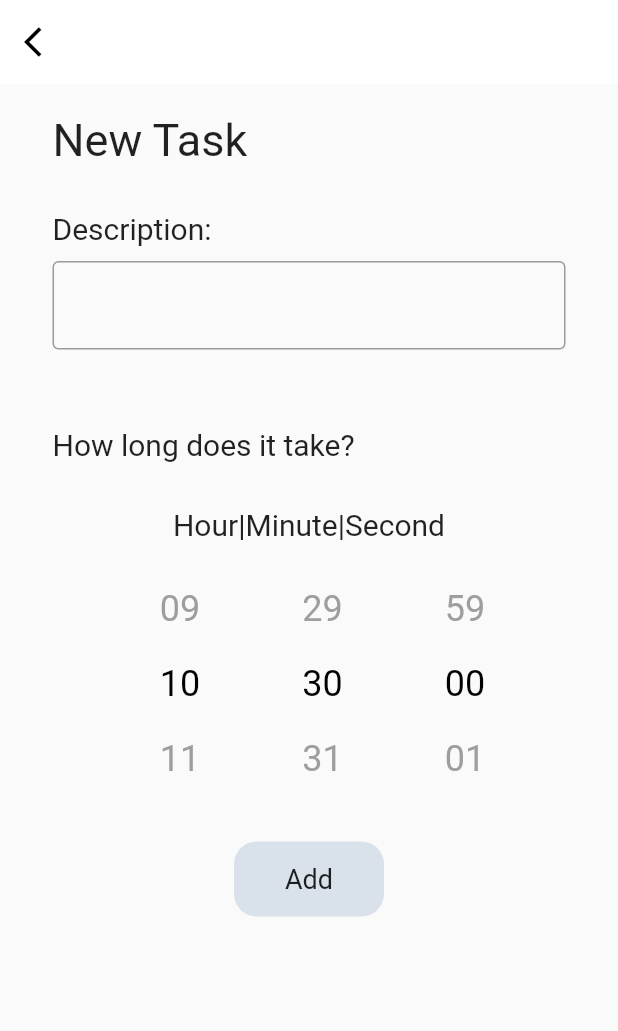
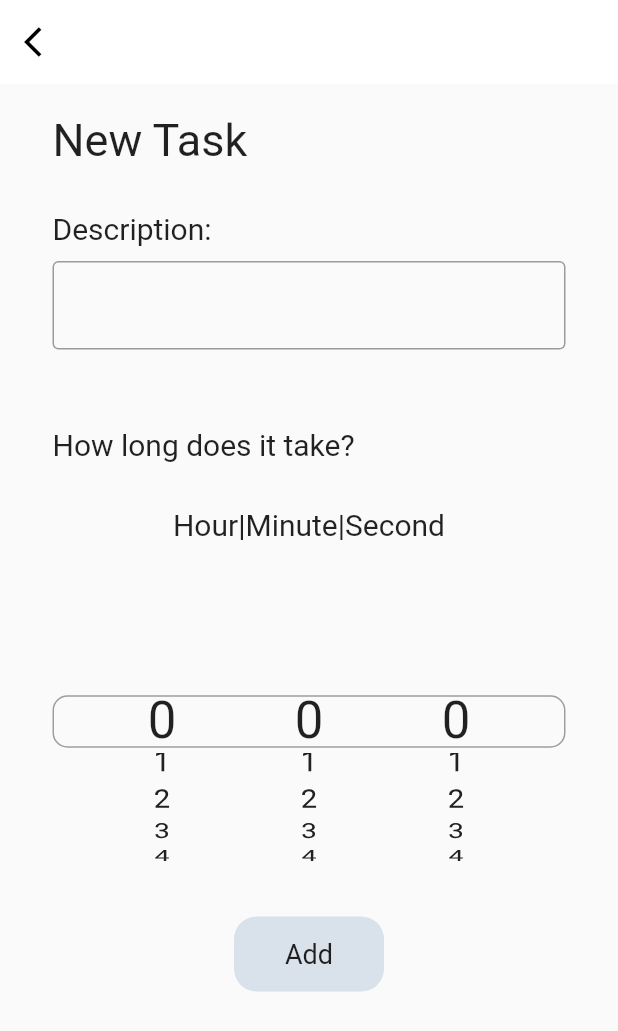
Before and after one commit to YMZhang7/-Productivity-App-ToFinish, a Flutter app: the screen it shows after launch, after a tap on the "list" icon, after a tap on the "add" icon, on a phone screen of 412 x 824 dp. Shown: the top 1031 px of the screen. Run offline on Flutter 3.47's test engine with Material 2 defaults, Android fonts, the phone set to English and light mode, and no system bars; drawn by our look-alikes of flutter_time_picker_spinner; our stand-ins replace bloc, equatable, flutter_bloc, sqflite; accounts and stored records are empty.

Commit message:
time picker created

```diff
--- a/lib/blocs/timer/timer_bloc.dart
+++ b/lib/blocs/timer/timer_bloc.dart
@@ -41,6 +41,8 @@ class TimerBloc extends Bloc<TimerEvent, TimerState> {
       yield* _mapTimerResumedToState(event);
     } else if (event is TimerReset){
       yield* _mapTimerResetToState(event);
+    } else if (event is CompleteTimer){
+      yield TimerRunComplete();
     }
   }
 
--- a/lib/blocs/timer/timer_event.dart
+++ b/lib/blocs/timer/timer_event.dart
@@ -34,3 +34,5 @@ class TimerTicked extends TimerEvent {
   @override
   String toString() => "TimerTicked { duration: $duration }";
 }
+
+class CompleteTimer extends TimerEvent {}
--- a/lib/components/components.dart
+++ b/lib/components/components.dart
@@ -2,3 +2,4 @@ export 'task_box.dart';
 export 'task_tile.dart';
 export 'tasks_list.dart';
 export 'tasks_matrix.dart';
+export 'time_picker.dart';
--- /dev/null
+++ b/lib/components/time_picker.dart
@@ -0,0 +1,131 @@
+import 'package:ToFinish/models/Task.dart';
+import 'package:flutter/material.dart';
+
+class TimePicker extends StatefulWidget {
+  Task task;
+  Function(int) onTimeSelectedChange;
+
+  TimePicker({this.task, @required this.onTimeSelectedChange});
+  @override
+  _TimePickerState createState() => _TimePickerState();
+}
+
+class _TimePickerState extends State<TimePicker> with TickerProviderStateMixin{
+  FixedExtentScrollController _hourController = FixedExtentScrollController();
+  FixedExtentScrollController _minController = FixedExtentScrollController();
+  FixedExtentScrollController _secController = FixedExtentScrollController();
+
+  @override
+  void initState() {
+    super.initState();
+    WidgetsBinding.instance.addPostFrameCallback((_) {
+      if (widget.task != null){
+        _hourController.animateToItem((widget.task.time / 3600).floor(), duration: Duration(milliseconds: 500), curve: Curves.bounceIn);
+        _minController.animateToItem(((widget.task.time % 3600)/ 60).floor(), duration: Duration(milliseconds: 500), curve: Curves.bounceIn);
+        _secController.animateToItem(((widget.task.time % 3600) % 60).floor(), duration: Duration(milliseconds: 500), curve: Curves.bounceIn);
+      }
+    });
+  }
+
+  @override
+  void dispose() {
+    _hourController.dispose();
+    _minController.dispose();
+    _secController.dispose();
+    super.dispose();
+  }
+
+  @override
+  Widget build(BuildContext context) {
+    return Container(
+      height: 200.0,
+      child: Stack(
+        children: [
+          Center(
+            child: Container(
+              decoration: BoxDecoration(
+                border: Border.all(color: Colors.grey),
+                borderRadius: BorderRadius.all(Radius.circular(10.0)),
+              ),
+              height: 35.0,
+            ),
+          ),
+          Center(
+            child: Row(
+              mainAxisAlignment: MainAxisAlignment.spaceEvenly,
+              children: [
+                Container(
+                  width: 50.0,
+                  child: ListWheelScrollView(
+                    physics: FixedExtentScrollPhysics(),
+                    controller: _hourController,
+                    children: getNumbers(30),
+                    itemExtent: 25.0,
+                    diameterRatio: 1.5,
+                    useMagnifier: true,
+                    magnification: 1.7,
+                    onSelectedItemChanged: (value) {
+                      widget.onTimeSelectedChange(value * 3600 + _minController.selectedItem * 60 + _secController.selectedItem);
+                    },
+                  ),
+                ),
+                Container(
+                  width: 50.0,
+                  child: ListWheelScrollView(
+                    physics: FixedExtentScrollPhysics(),
+                    controller: _minController,
+                    children: getNumbers(59),
+                    itemExtent: 25.0,
+                    diameterRatio: 1.5,
+                    useMagnifier: true,
+                    magnification: 1.7,
+                    onSelectedItemChanged: (value) {
+                      widget.onTimeSelectedChange(value * 60 + _hourController.selectedItem * 3600 + _secController.selectedItem);
+                    },
+                  ),
+                ),
+                Container(
+                  width: 50.0,
+                  child: ListWheelScrollView(
+                    physics: FixedExtentScrollPhysics(),
+                    controller: _secController,
+                    children: getNumbers(59),
+                    itemExtent: 25.0,
+                    diameterRatio: 1.5,
+                    useMagnifier: true,
+                    magnification: 1.7,
+                    onSelectedItemChanged: (value) {
+                      widget.onTimeSelectedChange(value + _hourController.selectedItem * 3600 + _minController.selectedItem * 60);
+                    },
+                  ),
+                ),
+              ],
+            ),
+          ),
+        ],
+      ),
+    );
+  }
+
+  Widget timeScroller(int number){
+    return Container(
+      // height: 300.0,
+      width: 50.0,
+      child: ListWheelScrollView(
+        children: getNumbers(number),
+        itemExtent: 25.0,
+        diameterRatio: 1.5,
+        useMagnifier: true,
+        magnification: 1.7,
+      ),
+    );
+  }
+
+  List<Widget> getNumbers(int max){
+    List<Widget> result = [];
+    for (int i = 0; i <= max; i++){
+      result.add(Text(i.toString(), style: TextStyle(fontSize: 20.0),));
+    }
+    return result;
+  }
+}
--- a/lib/functions.dart
+++ b/lib/functions.dart
@@ -1,8 +1,5 @@
 
 String timeConverter(int time){
-  if (time <= 0){
-    return "00 : 00 : 00";
-  }
   String hours = ((time / 3600)).floor().toString();
   if (hours.length == 1){
     hours = "0" + hours;
--- a/lib/screens/add_new_task_screen.dart
+++ b/lib/screens/add_new_task_screen.dart
@@ -2,7 +2,7 @@ import 'package:ToFinish/blocs/blocs.dart';
 import 'package:ToFinish/models/Task.dart';
 import 'package:flutter/material.dart';
 import 'package:flutter_bloc/flutter_bloc.dart';
-import 'package:flutter_time_picker_spinner/flutter_time_picker_spinner.dart';
+import 'package:ToFinish/components/components.dart';
 import '../custom_colour_scheme.dart';
 
 class AddNewTaskScreen extends StatefulWidget{
@@ -86,27 +86,29 @@ class _AddNewTaskScreenState extends State<AddNewTaskScreen> {
               Text('Hour|Minute|Second', style: TextStyle(fontSize: 20.0),),
               SizedBox(height: 20.0,),
               // Time Picker
-              Container(
-                child: new TimePickerSpinner(
-                  isShowSeconds: true,
-                  normalTextStyle: TextStyle(
-                    fontSize: 24,
-                    color: Colors.grey
-                  ),
-                  highlightedTextStyle: TextStyle(
-                    fontSize: 24,
-                    color: Colors.black
-                  ),
-                  spacing: 50,
-                  itemHeight: 50,
-                  isForce2Digits: true,
-                  onTimeChange: (time) {
-                    setState(() {
-                      timeRequired = time.hour * 3600 + time.minute * 60 + time.second;
-                    });
-                  },
-                )
-              ),
+              TimePicker(onTimeSelectedChange: (value) => timeRequired = value, task: widget.currentTask,),
+
+              // Container(
+              //   child: new TimePickerSpinner(
+              //     isShowSeconds: true,
+              //     normalTextStyle: TextStyle(
+              //       fontSize: 24,
+              //       color: Colors.grey
+              //     ),
+              //     highlightedTextStyle: TextStyle(
+              //       fontSize: 24,
+              //       color: Colors.black
+              //     ),
+              //     spacing: 50,
+              //     itemHeight: 50,
+              //     isForce2Digits: true,
+              //     onTimeChange: (time) {
+              //       setState(() {
+              //         timeRequired = time.hour * 3600 + time.minute * 60 + time.second;
+              //       });
+              //     },
+              //   )
+              // ),
               SizedBox(height: 30.0,),
               // Add Button
               GestureDetector(
@@ -137,9 +139,14 @@ class _AddNewTaskScreenState extends State<AddNewTaskScreen> {
                       BlocProvider.of<ScreensBloc>(context).add(BackButtonPressed());
                     } else {
                       widget.currentTask.description = description;
-                      widget.currentTask.time = timeRequired;
+                      if (timeRequired > widget.currentTask.timeElapsed){
+                        widget.currentTask.time = timeRequired;
+                      } else {
+                        // TODO: if the time set is less than time elapsed
+                      }
                       BlocProvider.of<TodoBloc>(context).add(UpdateTask(task: widget.currentTask));
                       BlocProvider.of<ScreensBloc>(context).add(BackButtonPressed());
+
                     }
                   }
                 },
--- a/lib/screens/list_screen.dart
+++ b/lib/screens/list_screen.dart
@@ -27,6 +27,22 @@ class _ListScreenState extends State<ListScreen> {
   }
   @override
   Widget build(BuildContext context) {
+    return BlocBuilder<TodoBloc, TodoState>(
+      builder: (context, state) {
+        if (state is TasksLoadInProgress){
+          BlocProvider.of<TodoBloc>(context).add(LoadTasks());
+          return Scaffold(
+            body: Center(
+              child: CircularProgressIndicator(),
+            ),
+          );
+        } else if (state is TasksLoadFailure){
+          return Scaffold(
+            body: Center(
+              child: Text('Something went wrong'),
+            ),
+          );
+        } else if (state is TasksLoadSuccess){
           return Scaffold(
             appBar: AppBar(
               title: Text("Mona's Day", style: TextStyle(color: Colors.black),),
@@ -39,26 +55,9 @@ class _ListScreenState extends State<ListScreen> {
               ],
               elevation: 0.0,
             ),
-      body: BlocBuilder<TodoBloc, TodoState>(
-        builder: (context, state) {
-          if (state is TasksLoadInProgress){
-            BlocProvider.of<TodoBloc>(context).add(LoadTasks());
-            return Center(
-              child: CircularProgressIndicator(),
-            );
-          } else if (state is TasksLoadSuccess){
-            return Container(
+            body: Container(
               padding: EdgeInsets.all(10.0),
               child: TasksList(controller: _scrollController, tasks: state.tasks, headerRequired: false,),
-            );
-          } else if (state is TasksLoadFailure){
-            return Center(
-              child: Text('Something went wrong'),
-            );
-          } else {
-            return Container(height: 0.0, width: 0.0,);
-          }
-        },
             ),
             floatingActionButton: FloatingActionButton(
               onPressed: (){
@@ -66,7 +65,12 @@ class _ListScreenState extends State<ListScreen> {
               },
               child: Icon(Icons.add),
               backgroundColor: Theme.of(context).colorScheme.colour4,
-      ),
+            )
+          );
+        } else {
+          return Container(width: 0.0, height: 0.0,);
+        }
+      }
     );
   }
 }
--- a/lib/screens/timer_screen.dart
+++ b/lib/screens/timer_screen.dart
@@ -1,6 +1,7 @@
 import 'package:ToFinish/blocs/blocs.dart';
 import 'package:ToFinish/models/Task.dart';
 import 'package:flutter/material.dart';
+import 'package:flutter/services.dart';
 import 'package:flutter_bloc/flutter_bloc.dart';
 import '../functions.dart' as utility;
 import '../custom_colour_scheme.dart';
@@ -12,7 +13,12 @@ class TimerScreen extends StatelessWidget {
   @override
   Widget build(BuildContext context) {
     return Scaffold(
-      body: Container(
+      body: BlocBuilder<TimerBloc, TimerState>(
+        builder: (context, state){
+          if (task.timeElapsed == task.time){
+            BlocProvider.of<TimerBloc>(context).add(CompleteTimer());
+          }
+          return Container(
             color: Colors.white,
             width: MediaQuery.of(context).size.width,
             height: MediaQuery.of(context).size.height,
@@ -60,6 +66,8 @@ class TimerScreen extends StatelessWidget {
                       } else if (state is TimerRunPause){
                         return createButtonRow(context, 3);
                       } else if (state is TimerRunComplete){
+                        print('vibrate');
+                        HapticFeedback.mediumImpact();
                         return createButtonRow(context, 4);
                       } else {
                         return Row();
@@ -69,7 +77,10 @@ class TimerScreen extends StatelessWidget {
                 ),
               ],
             ),
+          );
+        }
       ),
+
     );
   }
 
```
Also changed, not shown: 1 other file. Lines whose indentation alone changed are shown as unchanged.
